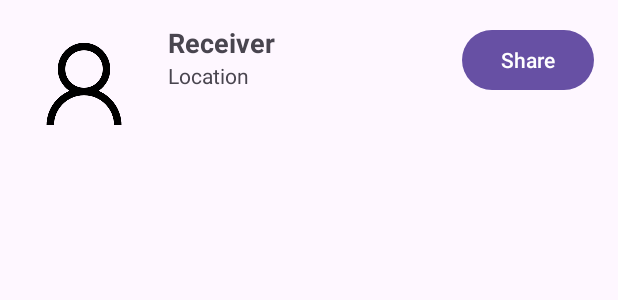
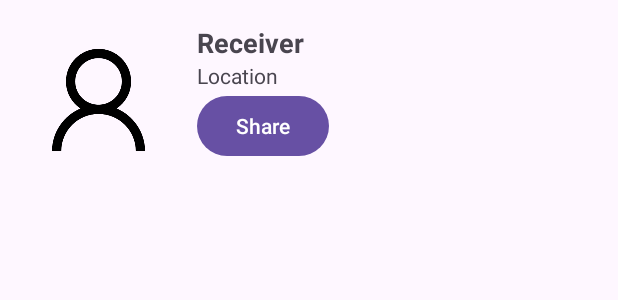
Before and after one commit to rajayarli/SIT708_Task10D, an Android app: the layout recycler_row.xml on its own in the app's theme, with its tools: preview values and no code run, on a phone screen of 412 x 824 dp. Shown: the top 300 px of the screen. Run offline under Robolectric (Android 15) with nearby library versions, the phone set to English and light mode, and no system bars.

Commit message:
latest 16/05/2023

```diff
--- a/app/src/main/java/com/example/task6d/Delivery.java
+++ b/app/src/main/java/com/example/task6d/Delivery.java
@@ -34,8 +34,10 @@ public class Delivery extends AppCompatActivity {
             public void onClick(View view) {
                 String receiver = receiverNameTextView.getText().toString().trim();
                 String location = pickupLocationTextView.getText().toString().trim();
-
+                Intent detail = new Intent(Delivery.this, detail.class);
                 Item item = new Item(receiver, location);
+                detail.putExtra("receiver", item.getReceiver());
+                detail.putExtra("location", item.getLocation());
 
                 Intent intent = new Intent(Delivery.this, More.class);
                 intent.putExtra("item", item);
--- a/app/src/main/java/com/example/task6d/HomePage.java
+++ b/app/src/main/java/com/example/task6d/HomePage.java
@@ -64,6 +64,8 @@ public class HomePage extends AppCompatActivity {
         RecyclerView recyclerView = findViewById(R.id.recyclerview);
         recyclerView.setAdapter(adapter);
         recyclerView.setLayoutManager(new LinearLayoutManager(this));
+        Intent intent = new Intent(HomePage.this, detail.class);
+        intent.putExtra("item", item);
 
         imageButton.setOnClickListener(new View.OnClickListener() {
             @Override
--- a/app/src/main/java/com/example/task6d/More.java
+++ b/app/src/main/java/com/example/task6d/More.java
@@ -25,7 +25,6 @@ public class More extends AppCompatActivity {
             @Override
             public void onClick(View view) {
                 Toast.makeText(More.this, "Successfully ordered!", Toast.LENGTH_SHORT).show();
-
                 Intent intent = new Intent(More.this, HomePage.class);
                 intent.putExtra("item", item);
                 startActivity(intent);
--- a/app/src/main/res/layout/recycler_row.xml
+++ b/app/src/main/res/layout/recycler_row.xml
@@ -1,28 +1,30 @@
 <?xml version="1.0" encoding="utf-8"?>
 <LinearLayout xmlns:android="http://schemas.android.com/apk/res/android"
     xmlns:app="http://schemas.android.com/apk/res-auto"
-    android:orientation="horizontal"
+    android:id="@+id/linear"
     android:layout_width="match_parent"
     android:layout_height="wrap_content"
+    android:onClick="activity_detail"
+    android:orientation="horizontal"
     android:padding="16dp">
 
     <ImageView
         android:id="@+id/item_image"
-        android:layout_width="80dp"
-        android:layout_height="80dp"
+        android:layout_width="99dp"
+        android:layout_height="101dp"
         android:src="@drawable/user"
         app:srcCompat="@android:drawable/sym_def_app_icon" />
 
     <LinearLayout
-        android:layout_width="0dp"
-        android:layout_height="wrap_content"
+        android:layout_width="317dp"
+        android:layout_height="99dp"
+        android:layout_marginStart="16dp"
         android:layout_weight="1"
-        android:layout_marginStart="16dp"
         android:orientation="vertical">
 
         <TextView
             android:id="@+id/receiver"
-            android:layout_width="wrap_content"
+            android:layout_width="111dp"
             android:layout_height="wrap_content"
             android:text="Receiver"
             android:textSize="18sp"
@@ -30,17 +32,18 @@
 
         <TextView
             android:id="@+id/location"
-            android:layout_width="wrap_content"
+            android:layout_width="209dp"
             android:layout_height="wrap_content"
             android:text="Location"
             android:textSize="14sp" />
 
+        <Button
+            android:id="@+id/share_button"
+            android:layout_width="wrap_content"
+            android:layout_height="wrap_content"
+            android:text="Share" />
+
     </LinearLayout>
 
-    <Button
-        android:id="@+id/item_share_button"
-        android:layout_width="wrap_content"
-        android:layout_height="wrap_content"
-        android:text="Share" />
 
 </LinearLayout>
```
Also changed, not shown: app/src/main/AndroidManifest.xml (+13 -17 lines), app/src/main/java/com/example/task6d/AA_recyclerViewAdapter.java (+27 -2 lines), app/src/main/java/com/example/task6d/detail.java (added, +34 -0 lines), app/src/main/res/layout/activity_detail.xml (added, +35 -0 lines), app/src/main/res/layout/item_my_recycler_view.xml (deleted, +0 -42 lines).
